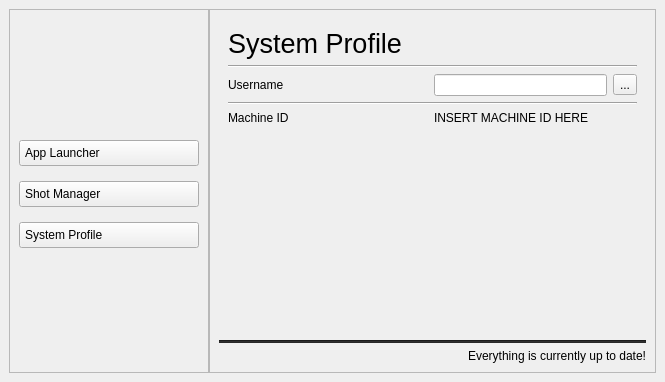
Qt form resources/ui/main_window.ui (getmikyled/GLMPipelineHub) before a commit.
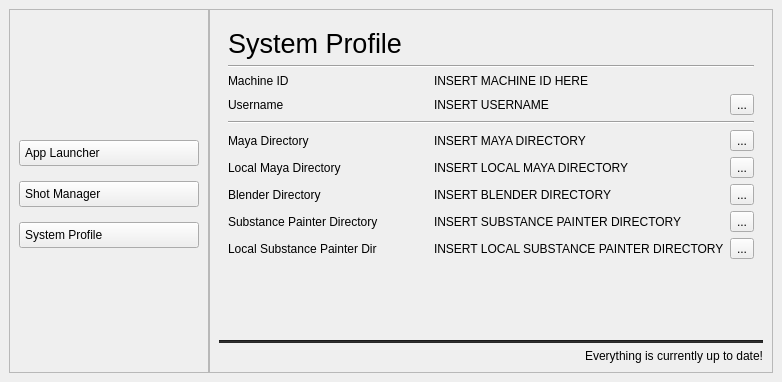
The same form after that commit. The open tabs and pages were chosen to show the change. Icons and pictures are not drawn.

Patch:
```diff
--- a/resources/ui/main_window.ui
+++ b/resources/ui/main_window.ui
@@ -9,7 +9,7 @@
    <rect>
     <x>0</x>
     <y>0</y>
-    <width>623</width>
+    <width>682</width>
     <height>382</height>
    </rect>
   </property>
@@ -579,10 +579,40 @@
                </property>
               </widget>
              </item>
+             <item>
+              <layout class="QHBoxLayout" name="horizontalLayout_7">
+               <item>
+                <widget class="QLabel" name="label">
+                 <property name="minimumSize">
+                  <size>
+                   <width>200</width>
+                   <height>0</height>
+                  </size>
+                 </property>
+                 <property name="maximumSize">
+                  <size>
+                   <width>200</width>
+                   <height>16777215</height>
+                  </size>
+                 </property>
+                 <property name="text">
+                  <string>Machine ID</string>
+                 </property>
+                </widget>
+               </item>
+               <item>
+                <widget class="QLabel" name="user_machine_id_label">
+                 <property name="text">
+                  <string>INSERT MACHINE ID HERE</string>
+                 </property>
+                </widget>
+               </item>
+              </layout>
+             </item>
              <item>
               <layout class="QHBoxLayout" name="horizontalLayout">
                <item>
-                <widget class="QLabel" name="username_label">
+                <widget class="QLabel" name="label_4">
                  <property name="minimumSize">
                   <size>
                    <width>200</width>
@@ -601,7 +631,17 @@
                 </widget>
                </item>
                <item>
-                <widget class="QLineEdit" name="username_line_edit"/>
+                <widget class="QLabel" name="username_label">
+                 <property name="sizePolicy">
+                  <sizepolicy hsizetype="Expanding" vsizetype="Preferred">
+                   <horstretch>0</horstretch>
+                   <verstretch>0</verstretch>
+                  </sizepolicy>
+                 </property>
+                 <property name="text">
+                  <string>INSERT USERNAME</string>
+                 </property>
+                </widget>
                </item>
                <item>
                 <widget class="QToolButton" name="edit_username_button">
@@ -620,30 +660,197 @@
               </widget>
              </item>
              <item>
-              <layout class="QHBoxLayout" name="horizontalLayout_7">
+              <layout class="QHBoxLayout" name="horizontalLayout_8">
                <item>
-                <widget class="QLabel" name="label">
+                <widget class="QLabel" name="label_3">
                  <property name="minimumSize">
                   <size>
                    <width>200</width>
                    <height>0</height>
                   </size>
                  </property>
-                 <property name="maximumSize">
+                 <property name="text">
+                  <string>Maya Directory</string>
+                 </property>
+                </widget>
+               </item>
+               <item>
+                <widget class="QLabel" name="maya_directory_label">
+                 <property name="sizePolicy">
+                  <sizepolicy hsizetype="Expanding" vsizetype="Preferred">
+                   <horstretch>0</horstretch>
+                   <verstretch>0</verstretch>
+                  </sizepolicy>
+                 </property>
+                 <property name="text">
+                  <string>INSERT MAYA DIRECTORY</string>
+                 </property>
+                </widget>
+               </item>
+               <item>
+                <widget class="QToolButton" name="edit_maya_directory_button">
+                 <property name="text">
+                  <string>...</string>
+                 </property>
+                </widget>
+               </item>
+              </layout>
+             </item>
+             <item>
+              <layout class="QHBoxLayout" name="horizontalLayout_9">
+               <item>
+                <widget class="QLabel" name="label_6">
+                 <property name="minimumSize">
                   <size>
                    <width>200</width>
-                   <height>16777215</height>
+                   <height>0</height>
                   </size>
                  </property>
                  <property name="text">
-                  <string>Machine ID</string>
+                  <string>Local Maya Directory</string>
                  </property>
                 </widget>
                </item>
                <item>
-                <widget class="QLabel" name="user_machine_id_label">
+                <widget class="QLabel" name="local_maya_directory_label">
+                 <property name="sizePolicy">
+                  <sizepolicy hsizetype="Expanding" vsizetype="Preferred">
+                   <horstretch>0</horstretch>
+                   <verstretch>0</verstretch>
+                  </sizepolicy>
+                 </property>
                  <property name="text">
-                  <string>INSERT MACHINE ID HERE</string>
+                  <string>INSERT LOCAL MAYA DIRECTORY</string>
+                 </property>
+                </widget>
+               </item>
+               <item>
+                <widget class="QToolButton" name="edit_local_maya_directory_button">
+                 <property name="text">
+                  <string>...</string>
+                 </property>
+                </widget>
+               </item>
+              </layout>
+             </item>
+             <item>
+              <layout class="QHBoxLayout" name="horizontalLayout_10">
+               <item>
+                <widget class="QLabel" name="label_8">
+                 <property name="minimumSize">
+                  <size>
+                   <width>200</width>
+                   <height>0</height>
+                  </size>
+                 </property>
+                 <property name="text">
+                  <string>Blender Directory</string>
+                 </property>
+                </widget>
+               </item>
+               <item>
+                <widget class="QLabel" name="blender_directory_label">
+                 <property name="sizePolicy">
+                  <sizepolicy hsizetype="Expanding" vsizetype="Preferred">
+                   <horstretch>0</horstretch>
+                   <verstretch>0</verstretch>
+                  </sizepolicy>
+                 </property>
+                 <property name="text">
+                  <string>INSERT BLENDER DIRECTORY</string>
+                 </property>
+                </widget>
+               </item>
+               <item>
+                <widget class="QToolButton" name="edit_blender_directory_button">
+                 <property name="text">
+                  <string>...</string>
+                 </property>
+                </widget>
+               </item>
+              </layout>
+             </item>
+             <item>
+              <layout class="QHBoxLayout" name="horizontalLayout_11">
+               <item>
+                <widget class="QLabel" name="label_10">
+                 <property name="minimumSize">
+                  <size>
+                   <width>200</width>
+                   <height>0</height>
+                  </size>
+                 </property>
+                 <property name="text">
+                  <string>Substance Painter Directory</string>
+                 </property>
+                </widget>
+               </item>
+               <item>
+                <widget class="QLabel" name="substance_painter_directory_label">
+                 <property name="sizePolicy">
+                  <sizepolicy hsizetype="Expanding" vsizetype="Preferred">
+                   <horstretch>0</horstretch>
+                   <verstretch>0</verstretch>
+                  </sizepolicy>
+                 </property>
+                 <property name="text">
+                  <string>INSERT SUBSTANCE PAINTER DIRECTORY</string>
+                 </property>
+                </widget>
+               </item>
+               <item>
+                <widget class="QToolButton" name="edit_substance_painter_directory_button">
+                 <property name="text">
+                  <string>...</string>
+                 </property>
+                </widget>
+               </item>
+              </layout>
+             </item>
+             <item>
+              <layout class="QHBoxLayout" name="horizontalLayout_12">
+               <item>
+                <widget class="QLabel" name="label_7">
+                 <property name="sizePolicy">
+                  <sizepolicy hsizetype="Preferred" vsizetype="Preferred">
+                   <horstretch>0</horstretch>
+                   <verstretch>0</verstretch>
+                  </sizepolicy>
+                 </property>
+                 <property name="minimumSize">
+                  <size>
+                   <width>200</width>
+                   <height>0</height>
+                  </size>
+                 </property>
+                 <property name="text">
+                  <string>Local Substance Painter Dir</string>
+                 </property>
+                </widget>
+               </item>
+               <item>
+                <widget class="QLabel" name="local_substance_painter_directory_label">
+                 <property name="sizePolicy">
+                  <sizepolicy hsizetype="Expanding" vsizetype="Preferred">
+                   <horstretch>0</horstretch>
+                   <verstretch>0</verstretch>
+                  </sizepolicy>
+                 </property>
+                 <property name="minimumSize">
+                  <size>
+                   <width>0</width>
+                   <height>0</height>
+                  </size>
+                 </property>
+                 <property name="text">
+                  <string>INSERT LOCAL SUBSTANCE PAINTER DIRECTORY</string>
+                 </property>
+                </widget>
+               </item>
+               <item>
+                <widget class="QToolButton" name="edit_local_substance_painter_directory_button">
+                 <property name="text">
+                  <string>...</string>
                  </property>
                 </widget>
                </item>
```
Left out of the diff: 107 changed lines with no effect on the pictures.
